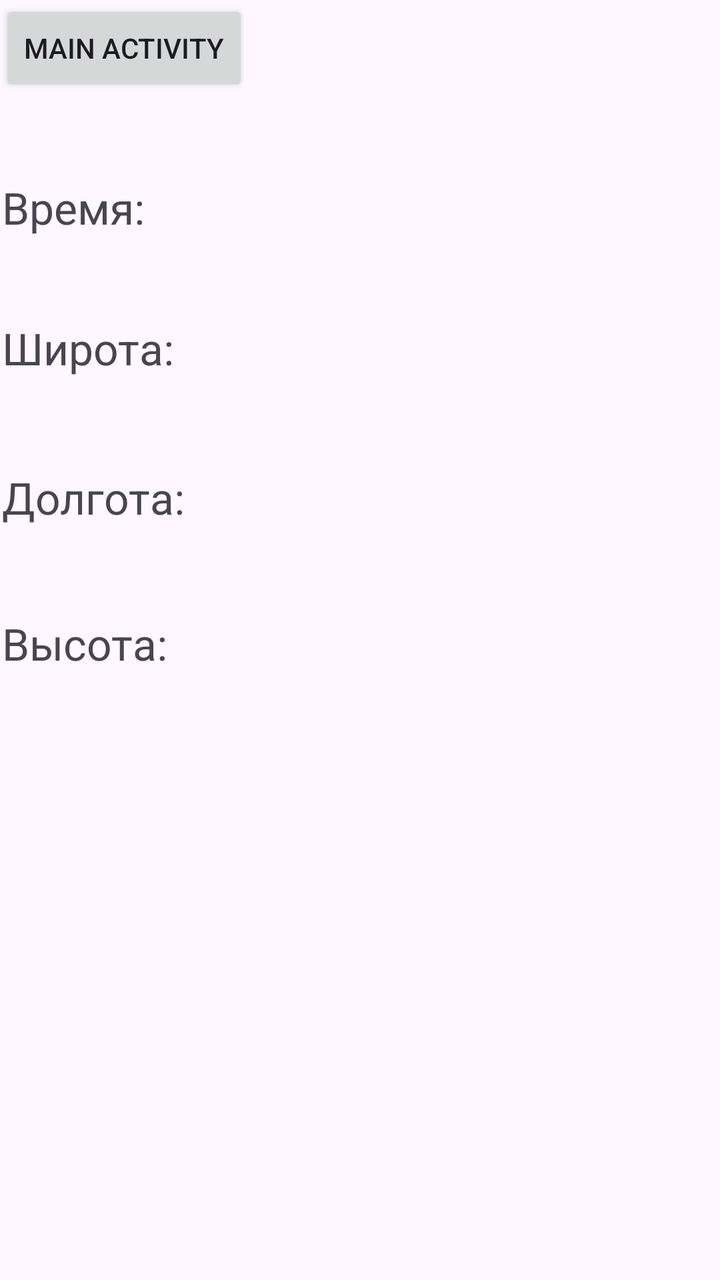
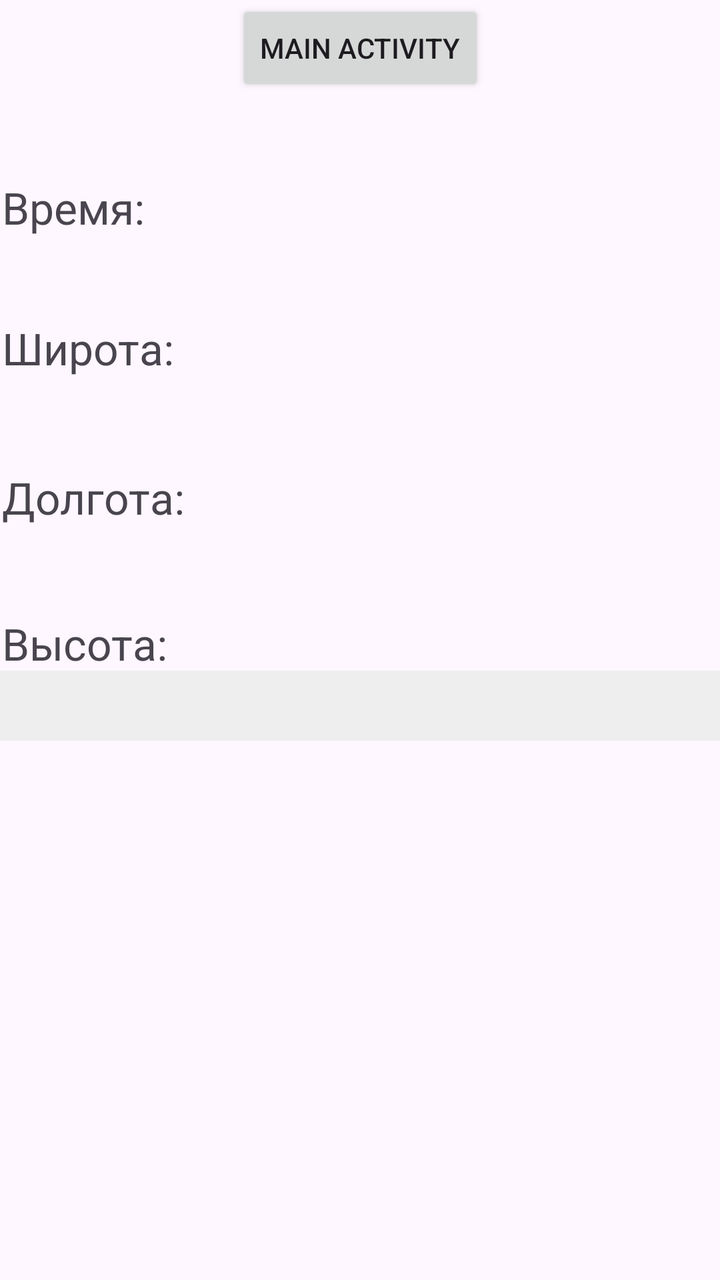

The first picture is an Android layout as it rendered before a commit; the second is the same layout after the commit. The layout source and the unified diff follow.
<!-- AndroidManifest.xml: application theme Theme.GPS_APP -->
<!-- res/layout/activity_gps_coord.xml -->
<?xml version="1.0" encoding="utf-8"?>
<androidx.constraintlayout.widget.ConstraintLayout xmlns:android="http://schemas.android.com/apk/res/android"
    xmlns:app="http://schemas.android.com/apk/res-auto"
    xmlns:tools="http://schemas.android.com/tools"
    android:id="@+id/main"
    android:layout_width="match_parent"
    android:layout_height="match_parent"
    tools:context=".GPS_coord">

    <TextView
        android:id="@+id/longitude"
        android:layout_width="409dp"
        android:layout_height="wrap_content"
        android:layout_marginStart="1dp"
        android:layout_marginEnd="1dp"
        android:text="Долгота:"
        android:textSize="22dp"
        app:layout_constraintBottom_toBottomOf="parent"
        app:layout_constraintEnd_toEndOf="parent"
        app:layout_constraintHorizontal_bias="0.0"
        app:layout_constraintStart_toStartOf="parent"
        app:layout_constraintTop_toTopOf="parent"
        app:layout_constraintVertical_bias="0.383" />

    <TextView
        android:id="@+id/realtime"
        android:layout_width="409dp"
        android:layout_height="wrap_content"
        android:layout_marginStart="1dp"
        android:layout_marginEnd="1dp"
        android:text="Время:"
        android:textSize="22dp"
        app:layout_constraintBottom_toBottomOf="parent"
        app:layout_constraintEnd_toEndOf="parent"
        app:layout_constraintHorizontal_bias="0.0"
        app:layout_constraintStart_toStartOf="parent"
        app:layout_constraintTop_toTopOf="parent"
        app:layout_constraintVertical_bias="0.146" />

    <TextView
        android:id="@+id/latitude"
        android:layout_width="409dp"
        android:layout_height="wrap_content"
        android:layout_marginStart="1dp"
        android:layout_marginEnd="1dp"
        android:text="Широта:"
        android:textSize="22dp"
        app:layout_constraintBottom_toBottomOf="parent"
        app:layout_constraintEnd_toEndOf="parent"
        app:layout_constraintHorizontal_bias="0.0"
        app:layout_constraintStart_toStartOf="parent"
        app:layout_constraintTop_toTopOf="parent"
        app:layout_constraintVertical_bias="0.261" />

    <TextView
        android:id="@+id/altitude"
        android:layout_width="409dp"
        android:layout_height="wrap_content"
        android:layout_marginStart="1dp"
        android:layout_marginEnd="1dp"
        android:text="Высота:"
        android:textSize="22dp"
        app:layout_constraintBottom_toBottomOf="parent"
        app:layout_constraintEnd_toEndOf="parent"
        app:layout_constraintHorizontal_bias="0.0"
        app:layout_constraintStart_toStartOf="parent"
        app:layout_constraintTop_toTopOf="parent"
        app:layout_constraintVertical_bias="0.503" />

    <Button
        android:id="@+id/tomain"
        android:layout_width="wrap_content"
        android:layout_height="wrap_content"
        android:text="Main Activity"
        tools:layout_editor_absoluteX="3dp"
        tools:layout_editor_absoluteY="4dp" />
</androidx.constraintlayout.widget.ConstraintLayout>
<!-- resources referenced by this layout -->
<resources>
  <style name="Theme.GPS_APP" parent="Base.Theme.GPS_APP" />
  <style name="Base.Theme.GPS_APP" parent="Theme.Material3.DayNight.NoActionBar">
          
          
          <item name="colorPrimary">@color/grey</item>
          <item name="colorOnPrimary">@color/white</item>
          <item name="colorPrimaryVariant">@color/black</item>
  
      </style>
  <color name="grey">#2A2A2A</color>
  <color name="white">#FFFFFFFF</color>
  <color name="black">#FF000000</color>
</resources>

<!-- the commit's change to res/layout/activity_gps_coord.xml (unified diff, before → after) -->
@@ -72,6 +72,31 @@
         android:layout_width="wrap_content"
         android:layout_height="wrap_content"
         android:text="Main Activity"
-        tools:layout_editor_absoluteX="3dp"
+        app:layout_constraintEnd_toEndOf="parent"
+        app:layout_constraintHorizontal_bias="0.5"
+        app:layout_constraintStart_toStartOf="parent"
         tools:layout_editor_absoluteY="4dp" />
+
+    <ScrollView
+        android:id="@+id/scrollView2"
+        android:layout_width="389dp"
+        android:layout_height="255dp"
+        app:layout_constraintBottom_toBottomOf="parent"
+        app:layout_constraintEnd_toEndOf="parent"
+        app:layout_constraintHorizontal_bias="0.47"
+        app:layout_constraintStart_toStartOf="parent"
+        app:layout_constraintTop_toTopOf="parent"
+        app:layout_constraintVertical_bias="0.871">
+
+        <TextView
+            android:id="@+id/json_output"
+            android:layout_width="match_parent"
+            android:layout_height="wrap_content"
+            android:background="#EEEEEE"
+            android:padding="8dp"
+            android:text=" "
+            android:textSize="14sp" />
+    </ScrollView>
+
+
 </androidx.constraintlayout.widget.ConstraintLayout>
